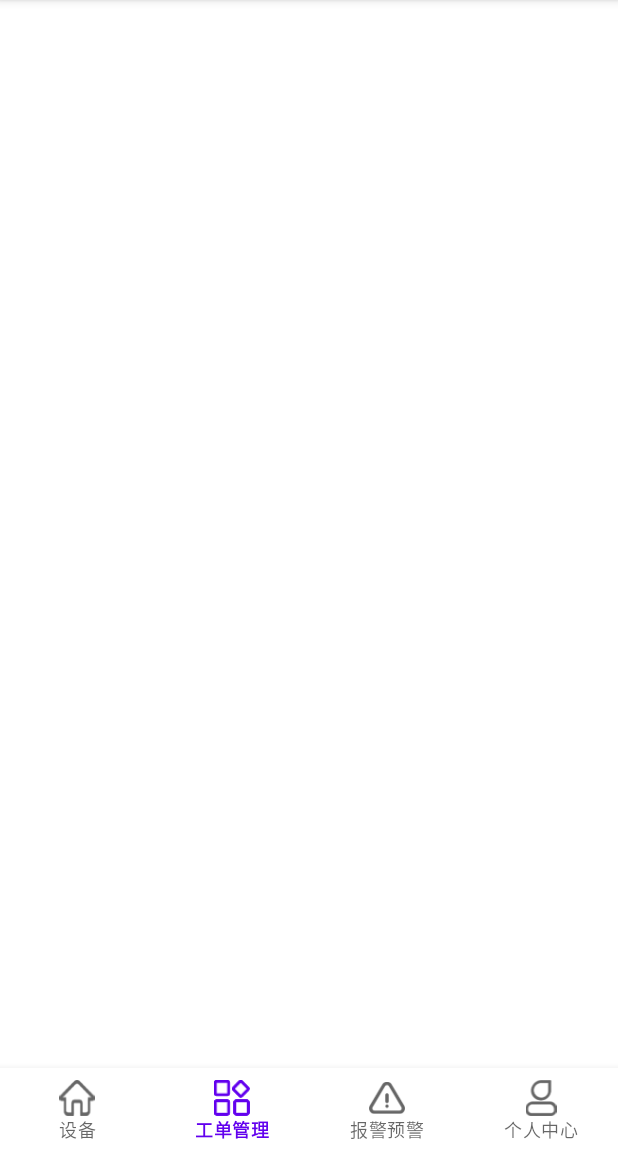
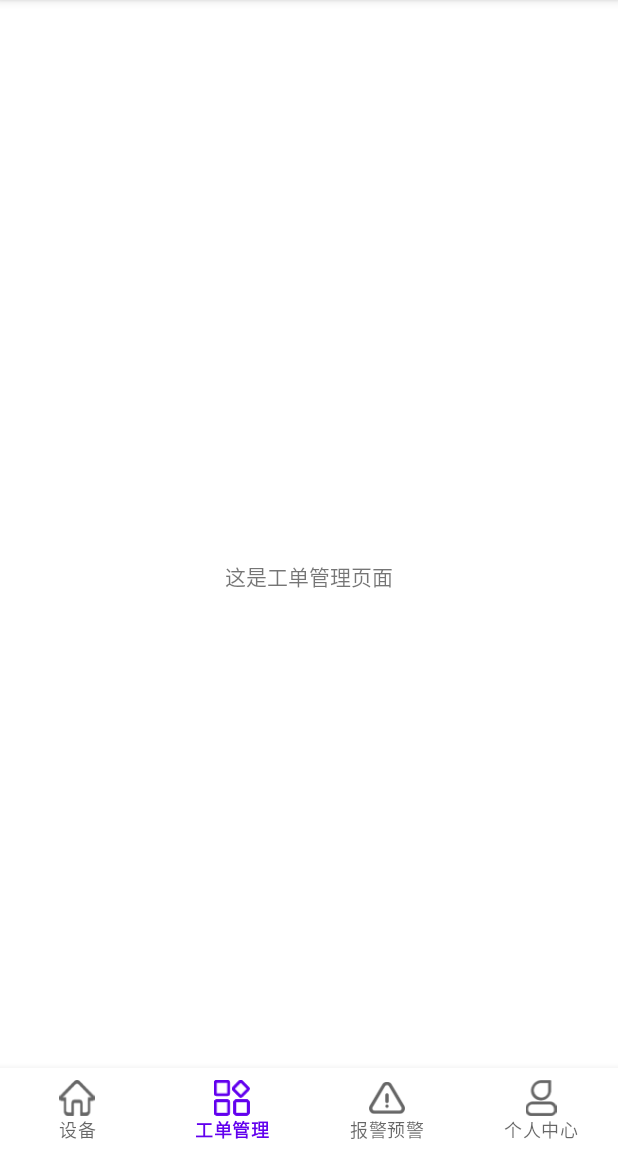
Before and after one commit to huaiguoguo/water_android, an Android app: the screen it shows after launch (MainActivity), item 2 of the bottom bar chosen, on a phone screen of 412 x 824 dp, the part 84-1236 px from its top. Run offline under Robolectric (Android 15) with nearby library versions, the phone set to English and light mode, and no system bars.

Commit message:
feat: fragment

```diff
--- a/app/build.gradle
+++ b/app/build.gradle
@@ -40,6 +40,7 @@ dependencies {
     implementation 'androidx.appcompat:appcompat:1.2.0'
     implementation 'com.google.android.material:material:1.2.1'
     implementation 'androidx.constraintlayout:constraintlayout:2.0.2'
+    implementation 'androidx.legacy:legacy-support-v4:1.0.0'
     testImplementation 'junit:junit:4.+'
     androidTestImplementation 'androidx.test.ext:junit:1.1.2'
     androidTestImplementation 'androidx.test.espresso:espresso-core:3.3.0'
--- /dev/null
+++ b/app/src/main/java/com/zzmzrj/water/DeviceFragment.kt
@@ -0,0 +1,19 @@
+package com.zzmzrj.water
+
+import android.os.Bundle
+import android.view.LayoutInflater
+import android.view.View
+import android.view.ViewGroup
+import androidx.fragment.app.Fragment
+
+class DeviceFragment : Fragment() {
+
+    override fun onCreate(savedInstanceState: Bundle?) {
+        super.onCreate(savedInstanceState)
+    }
+
+    override fun onCreateView(inflater: LayoutInflater, container: ViewGroup?, savedInstanceState: Bundle?): View? {
+        // return super.onCreateView(inflater, container, savedInstanceState)
+        return inflater.inflate(R.layout.fragment_device, container, false)
+    }
+}
--- a/app/src/main/java/com/zzmzrj/water/MainActivity.kt
+++ b/app/src/main/java/com/zzmzrj/water/MainActivity.kt
@@ -2,9 +2,8 @@ package com.zzmzrj.water
 
 import androidx.appcompat.app.AppCompatActivity
 import android.os.Bundle
-import android.os.PersistableBundle
-import android.view.MenuItem
-import android.widget.Toast
+import androidx.fragment.app.Fragment
+import com.google.android.material.bottomnavigation.BottomNavigationView
 import kotlinx.android.synthetic.main.activity_main.*
 
 class MainActivity : AppCompatActivity() {
@@ -12,15 +11,46 @@ class MainActivity : AppCompatActivity() {
     override fun onCreate(savedInstanceState: Bundle?) {
         super.onCreate(savedInstanceState)
         setContentView(R.layout.activity_main)
-
-        // bottom_navigation.setOnNavigationItemSelectedListener {
-        //     when(it.itemId){
-        //         R.id.device-> {
-        //             Toast.makeText(this, "this is a word", Toast.LENGTH_SHORT).show()
-        //         }
-        //     }
-        // }
-
+        loadFragment(DeviceFragment())
+        // BottomNavigationView
+        bottom_navigation.setOnNavigationItemSelectedListener{
+            when(it.itemId){
+                R.id.device_menu->{
+                    // "您点击了设备菜单".showToast(this)
+                    loadFragment(DeviceFragment())
+                    return@setOnNavigationItemSelectedListener true
+                }
+                R.id.worker_order_menu->{
+                    // "您点击了工单管理菜单".showToast(this)
+                    loadFragment(WorkOrderFragment())
+                    return@setOnNavigationItemSelectedListener true
+                }
+                R.id.waring_menu->{
+                    // "您点击了警告菜单".showToast(this)
+                    loadFragment(WarningFragment())
+                    return@setOnNavigationItemSelectedListener true
+                }
+                R.id.mine_menu->{
+                    // "您点击了个人中心".showToast(this)
+                    loadFragment(Mine())
+                    return@setOnNavigationItemSelectedListener true
+                }
+                else -> return@setOnNavigationItemSelectedListener false
+            }
+        }
     }
 
+    override fun onBackPressed() {
+        super.onBackPressed()
+        finish()
+    }
+
+    private fun loadFragment(fragment: Fragment){
+        val transaction = supportFragmentManager.beginTransaction()
+        transaction.replace(R.id.container, fragment)
+        transaction.addToBackStack(null)
+        transaction.commit()
+    }
+
+
 }
--- /dev/null
+++ b/app/src/main/java/com/zzmzrj/water/WorkOrderFragment.kt
@@ -0,0 +1,21 @@
+package com.zzmzrj.water
+
+import android.os.Bundle
+import androidx.fragment.app.Fragment
+import android.view.LayoutInflater
+import android.view.View
+import android.view.ViewGroup
+
+
+class WorkOrderFragment : Fragment() {
+
+    override fun onCreate(savedInstanceState: Bundle?) {
+        super.onCreate(savedInstanceState)
+    }
+
+    override fun onCreateView(inflater: LayoutInflater, container: ViewGroup?, savedInstanceState: Bundle?): View? {
+        return inflater.inflate(R.layout.fragment_work_order, container, false)
+    }
+
+
+}
--- a/app/src/main/res/layout/activity_main.xml
+++ b/app/src/main/res/layout/activity_main.xml
@@ -7,12 +7,25 @@
     tools:context=".MainActivity">
 
 
-    <com.google.android.material.bottomnavigation.BottomNavigationView
-        android:id="@+id/bottom_navigation"
+
+    <FrameLayout
+        android:id="@+id/container"
         android:layout_width="match_parent"
-        android:layout_height="wrap_content"
-        app:layout_constraintBottom_toBottomOf="parent"
-        app:labelVisibilityMode="labeled"
-        app:menu="@menu/bottom_navigation_menu" />
+        android:layout_height="match_parent">
+
+        <com.google.android.material.bottomnavigation.BottomNavigationView
+            android:id="@+id/bottom_navigation"
+            android:layout_width="match_parent"
+            android:layout_height="wrap_content"
+            android:layout_gravity="bottom"
+            android:background="#fff"
+            app:labelVisibilityMode="labeled"
+            app:menu="@menu/bottom_navigation_menu" />
+
+
+    </FrameLayout>
+
+
+
 
 </androidx.constraintlayout.widget.ConstraintLayout>
--- /dev/null
+++ b/app/src/main/res/layout/fragment_work_order.xml
@@ -0,0 +1,16 @@
+<?xml version="1.0" encoding="utf-8"?>
+<FrameLayout xmlns:android="http://schemas.android.com/apk/res/android"
+    xmlns:tools="http://schemas.android.com/tools"
+    android:layout_width="match_parent"
+    android:layout_height="match_parent"
+    tools:context=".WorkOrderFragment">
+
+    <TextView
+        android:id="@+id/worker_order"
+        android:layout_width="match_parent"
+        android:layout_height="match_parent"
+        android:layout_gravity="center"
+        android:gravity="center"
+        android:text="这是工单管理页面" />
+
+</FrameLayout>
--- a/app/src/main/res/menu/bottom_navigation_menu.xml
+++ b/app/src/main/res/menu/bottom_navigation_menu.xml
@@ -2,28 +2,28 @@
 <menu xmlns:android="http://schemas.android.com/apk/res/android">
 
     <item
-        android:id="@+id/device"
+        android:id="@+id/device_menu"
         android:enabled="true"
         android:visible="true"
         android:icon="@drawable/device"
         android:title="@string/device"/>
 
     <item
-        android:id="@+id/worker_order"
+        android:id="@+id/worker_order_menu"
         android:enabled="true"
         android:visible="true"
         android:icon="@drawable/worker_order"
         android:title="@string/worker_order"/>
 
     <item
-        android:id="@+id/waring"
+        android:id="@+id/waring_menu"
         android:enabled="true"
         android:visible="true"
         android:icon="@drawable/waring"
         android:title="@string/waring"/>
 
     <item
-        android:id="@+id/mine"
+        android:id="@+id/mine_menu"
         android:enabled="true"
         android:visible="true"
         android:icon="@drawable/mine"
--- a/app/src/main/res/values/strings.xml
+++ b/app/src/main/res/values/strings.xml
@@ -4,4 +4,6 @@
     <string name="waring">报警预警</string>
     <string name="worker_order">工单管理</string>
     <string name="device">设备</string>
+    <!-- TODO: Remove or change this placeholder text -->
+    <string name="hello_blank_fragment">Hello blank fragment</string>
 </resources>
```
Also changed, not shown: app/src/main/java/com/zzmzrj/water/Mine.kt (added, +18 -0 lines), app/src/main/java/com/zzmzrj/water/WarningFragment.kt (added, +19 -0 lines), app/src/main/res/layout/fragment_device.xml (added, +14 -0 lines), app/src/main/res/layout/fragment_mine.xml (added, +14 -0 lines), app/src/main/res/layout/fragment_warning.xml (added, +14 -0 lines), app/src/main/res/values/colors.xml (+7 -0 lines).
